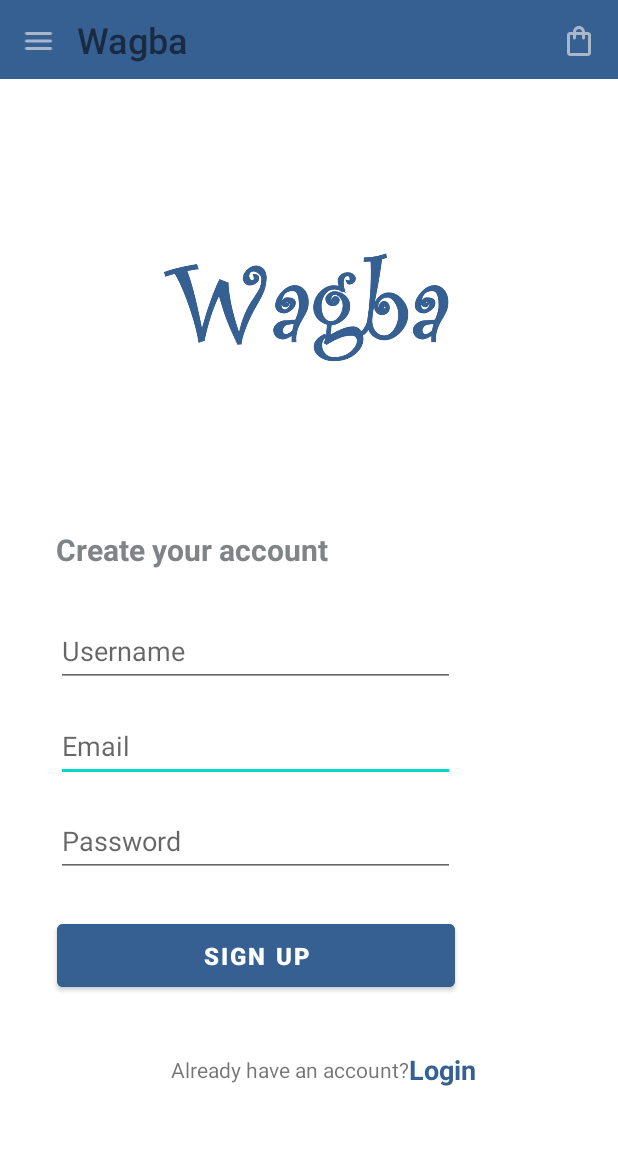
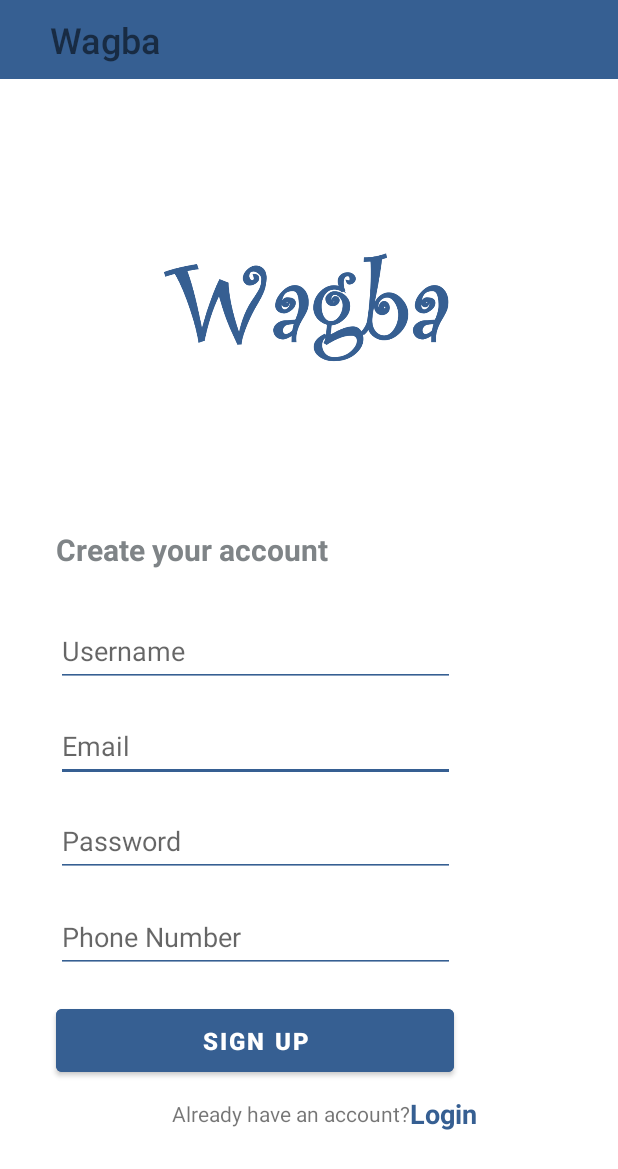
Before and after one commit to RemonEmad93/Wagba, an Android app: the SignUp screen opened directly, with no data from a screen before it, on a phone screen of 412 x 824 dp. Shown: the top 1169 px of the screen. Run offline under Robolectric (Android 15) with nearby library versions, the phone set to English and light mode, and no system bars; our stand-ins replace Firebase (no records; nobody signed in at launch, a user with empty details on screens opened directly).

Commit message:
signUp.xml done with everything

```diff
--- a/app/src/main/java/com/example/wagba/view/SignUp.java
+++ b/app/src/main/java/com/example/wagba/view/SignUp.java
@@ -29,9 +29,14 @@ public class SignUp extends AppCompatActivity {
         View view= binding.getRoot();
         setContentView(view);
 
-        homeInt = new Intent(this, MainActivity.class);
-        loginInt= new Intent(this, Login.class);
+        homeInt = new Intent(this, MainActivity.class);  //go to mainActivity page
+        loginInt= new Intent(this, Login.class);         //go to login page
 
+        binding.include.cartImageView.setVisibility(View.INVISIBLE); //hide cart icon
+        binding.include.menuImageView.setVisibility(View.GONE); //hide menu icon
+        binding.include.appName.setPadding(50,0,0,0);
+
+        //when user signUp go to mainActivity page and destroy the sign up/in activity
         signUpViewModel= new ViewModelProvider(this).get(SignUpViewModel.class);
         signUpViewModel.getUserMutableLiveData().observe(this, new Observer<FirebaseUser>() {
             @Override
@@ -50,6 +55,7 @@ public class SignUp extends AppCompatActivity {
 //            return;
 //        }
 
+        //if user returns to login page then destroy the sign up and the opened login activity
         binding.loginPageButton.setOnClickListener(new View.OnClickListener() {
             @Override
             public void onClick(View view) {
@@ -60,6 +66,7 @@ public class SignUp extends AppCompatActivity {
             }
         });
 
+        //sign up button
         binding.signUpButton.setOnClickListener(new View.OnClickListener() {
             @Override
             public void onClick(View view) {
@@ -68,22 +75,23 @@ public class SignUp extends AppCompatActivity {
         });
     }
 
+
+
     private void registerUser(){
         String username= binding.signUpUsername.getText().toString();
         String email= binding.signUpEmail.getText().toString();
         String password= binding.signUpPassword.getText().toString();
 
 
+        //check that user entered all data
         if (username.isEmpty() || email.isEmpty() || password.isEmpty()){
             Toast.makeText(this, "Fill all fields", Toast.LENGTH_SHORT).show();
             return;
         }
 
-        if(!email.contains("@eng.asu.edu.eg")){
-            Toast.makeText(this, "Enter Valid email", Toast.LENGTH_SHORT).show();
-            return;
-        }
 
+
+        //pass the entered data to viewModel
         signUpViewModel.signUp(username, email, password);
 
         /*mAuth.createUserWithEmailAndPassword(email, password)
--- a/app/src/main/res/layout/activity_dishes.xml
+++ b/app/src/main/res/layout/activity_dishes.xml
@@ -8,7 +8,10 @@
 
     <include
         android:id="@+id/include"
-        layout="@layout/toolbar" />
+        layout="@layout/toolbar"
+        app:layout_constraintEnd_toEndOf="parent"
+        app:layout_constraintStart_toStartOf="parent"
+        app:layout_constraintTop_toTopOf="parent" />
 
     <androidx.recyclerview.widget.RecyclerView
         android:id="@+id/dishRecyclerView"
@@ -19,4 +22,5 @@
         app:layout_constraintStart_toStartOf="parent"
         app:layout_constraintTop_toBottomOf="@+id/include"
         tools:listitem="@layout/dish_item" />
+
 </androidx.constraintlayout.widget.ConstraintLayout>
--- a/app/src/main/res/layout/activity_main.xml
+++ b/app/src/main/res/layout/activity_main.xml
@@ -8,7 +8,10 @@
 
     <include
         android:id="@+id/include"
-        layout="@layout/toolbar" />
+        layout="@layout/toolbar"
+        app:layout_constraintEnd_toEndOf="parent"
+        app:layout_constraintStart_toStartOf="parent"
+        app:layout_constraintTop_toTopOf="parent" />
 
 
     <androidx.recyclerview.widget.RecyclerView
--- a/app/src/main/res/layout/activity_sign_up.xml
+++ b/app/src/main/res/layout/activity_sign_up.xml
@@ -45,11 +45,17 @@
         android:layout_height="wrap_content"
         android:layout_marginStart="37dp"
         android:layout_marginTop="15dp"
+        android:backgroundTint="@color/dark_blue"
         android:ems="10"
+        android:foregroundTint="@color/black"
+        android:foregroundTintMode="multiply"
         android:hint="@string/email"
         android:inputType="textEmailAddress"
         android:minHeight="48dp"
-        android:shadowColor="@color/black"
+        android:textColor="@color/black"
+        android:textColorHighlight="@color/purple_200"
+        android:textColorLink="@color/purple_500"
+        android:textCursorDrawable="@null"
         app:layout_constraintStart_toStartOf="parent"
         app:layout_constraintTop_toBottomOf="@+id/signUpUsername" />
 
@@ -58,10 +64,13 @@
         android:layout_width="266dp"
         android:layout_height="wrap_content"
         android:layout_marginTop="15dp"
+        android:backgroundTint="@color/dark_blue"
         android:ems="10"
         android:hint="@string/password"
         android:inputType="textPassword"
         android:minHeight="48dp"
+        android:textColor="@color/black"
+        android:textCursorDrawable="@null"
         app:layout_constraintEnd_toEndOf="@+id/signUpEmail"
         app:layout_constraintTop_toBottomOf="@+id/signUpEmail" />
 
@@ -69,10 +78,11 @@
         android:id="@+id/textview"
         android:layout_width="wrap_content"
         android:layout_height="wrap_content"
-        android:layout_marginTop="39dp"
+        android:layout_marginTop="12dp"
         android:layout_marginEnd="25dp"
         android:text="@string/have_account"
         app:layout_constraintEnd_toEndOf="parent"
+        app:layout_constraintHorizontal_bias="0.502"
         app:layout_constraintStart_toStartOf="parent"
         app:layout_constraintTop_toBottomOf="@+id/signUpButton" />
 
@@ -92,29 +102,46 @@
         android:id="@+id/signUpButton"
         android:layout_width="265dp"
         android:layout_height="wrap_content"
-        android:layout_marginTop="25dp"
+        android:layout_marginTop="18dp"
         android:backgroundTint="@color/dark_blue"
         android:paddingTop="10dp"
         android:paddingBottom="10dp"
         android:text="@string/sing_up"
         android:textSize="16sp"
         android:textStyle="bold"
-        app:layout_constraintEnd_toEndOf="@+id/signUpEmail"
-        app:layout_constraintStart_toStartOf="@+id/signUpPassword"
-        app:layout_constraintTop_toBottomOf="@+id/signUpPassword" />
+        app:layout_constraintStart_toStartOf="@+id/editTextPhone"
+        app:layout_constraintTop_toBottomOf="@+id/editTextPhone" />
 
     <EditText
         android:id="@+id/signUpUsername"
         android:layout_width="266dp"
         android:layout_height="wrap_content"
         android:layout_marginBottom="313dp"
+        android:backgroundTint="@color/dark_blue"
         android:ems="10"
         android:hint="@string/username"
         android:inputType="textPersonName"
         android:minHeight="48dp"
+        android:textColor="@color/black"
+        android:textCursorDrawable="@null"
         app:layout_constraintBottom_toBottomOf="parent"
         app:layout_constraintEnd_toEndOf="@+id/signUpPassword"
         app:layout_constraintStart_toStartOf="@+id/signUpEmail"
         app:layout_constraintTop_toBottomOf="@+id/imageView2" />
 
+    <EditText
+        android:id="@+id/editTextPhone"
+        android:layout_width="266dp"
+        android:layout_height="wrap_content"
+        android:layout_marginTop="16dp"
+        android:backgroundTint="@color/dark_blue"
+        android:ems="10"
+        android:hint="@string/phone_number"
+        android:inputType="phone"
+        android:minHeight="48dp"
+        android:textColor="@color/black"
+        android:textCursorDrawable="@null"
+        app:layout_constraintEnd_toEndOf="@+id/signUpEmail"
+        app:layout_constraintTop_toBottomOf="@+id/signUpPassword" />
+
 </androidx.constraintlayout.widget.ConstraintLayout>
--- a/app/src/main/res/layout/toolbar.xml
+++ b/app/src/main/res/layout/toolbar.xml
@@ -10,7 +10,7 @@
 
 
     <ImageView
-        android:id="@+id/imageView4"
+        android:id="@+id/menuImageView"
         android:layout_width="0dp"
         android:layout_height="wrap_content"
         android:layout_marginTop="5dp"
@@ -28,7 +28,7 @@
         android:textStyle="bold" />
 
     <ImageView
-        android:id="@+id/imageView3"
+        android:id="@+id/cartImageView"
         android:layout_width="0dp"
         android:layout_height="wrap_content"
         android:layout_marginTop="5dp"
--- a/app/src/main/res/values/strings.xml
+++ b/app/src/main/res/values/strings.xml
@@ -5,12 +5,17 @@
     <string name="username">Username</string>
     <string name="email">Email</string>
     <string name="password">Password</string>
+    <string name="phone_number">Phone Number</string>
     <string name="create_account">Don\'t have an account?</string>
     <string name="have_account">Already have an account?</string>
     <string name="login">Login</string>
     <string name="sing_up">Sign up</string>
     <string name="logout">logout</string>
     <string name="num">0</string>
+    <string name="gate">Gate</string>
+    <string name="gate_A">A</string>
+    <string name="gate_B">B</string>
+    <string name="confirm">Confirm</string>
     <!-- TODO: Remove or change this placeholder text -->
     <string name="hello_blank_fragment">Hello blank fragment</string>
 </resources>
```
Also changed, not shown: app/src/main/AndroidManifest.xml (+7 -0 lines), app/src/main/java/com/example/wagba/Cart.java (added, +245 -0 lines), app/src/main/java/com/example/wagba/CartAdapter.java (added, +72 -0 lines), app/src/main/java/com/example/wagba/Dishes.java (+12 -2 lines), app/src/main/java/com/example/wagba/model/CartItem.java (added, +36 -0 lines), app/src/main/java/com/example/wagba/view/MainActivity.java (+13 -1 lines), app/src/main/res/layout/activity_cart.xml (added, +138 -0 lines), app/src/main/res/layout/cart_item.xml (added, +64 -0 lines).
